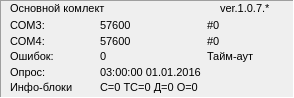
Old version of the form MdmAgent/framebm.ui in the repository eugene-pa/armdncqt.
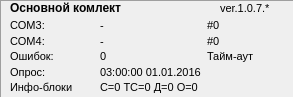
New version of the form.

The edit to the form file:
```diff
--- a/MdmAgent/framebm.ui
+++ b/MdmAgent/framebm.ui
@@ -48,7 +48,9 @@
    </property>
    <property name="font">
     <font>
-     <pointsize>8</pointsize>
+     <pointsize>9</pointsize>
+     <weight>75</weight>
+     <bold>true</bold>
     </font>
    </property>
    <property name="text">
@@ -105,7 +107,7 @@
        </font>
       </property>
       <property name="text">
-       <string>57600</string>
+       <string>-</string>
       </property>
      </widget>
     </item>
@@ -213,7 +215,7 @@
        </font>
       </property>
       <property name="text">
-       <string>57600</string>
+       <string>-</string>
       </property>
      </widget>
     </item>
```
